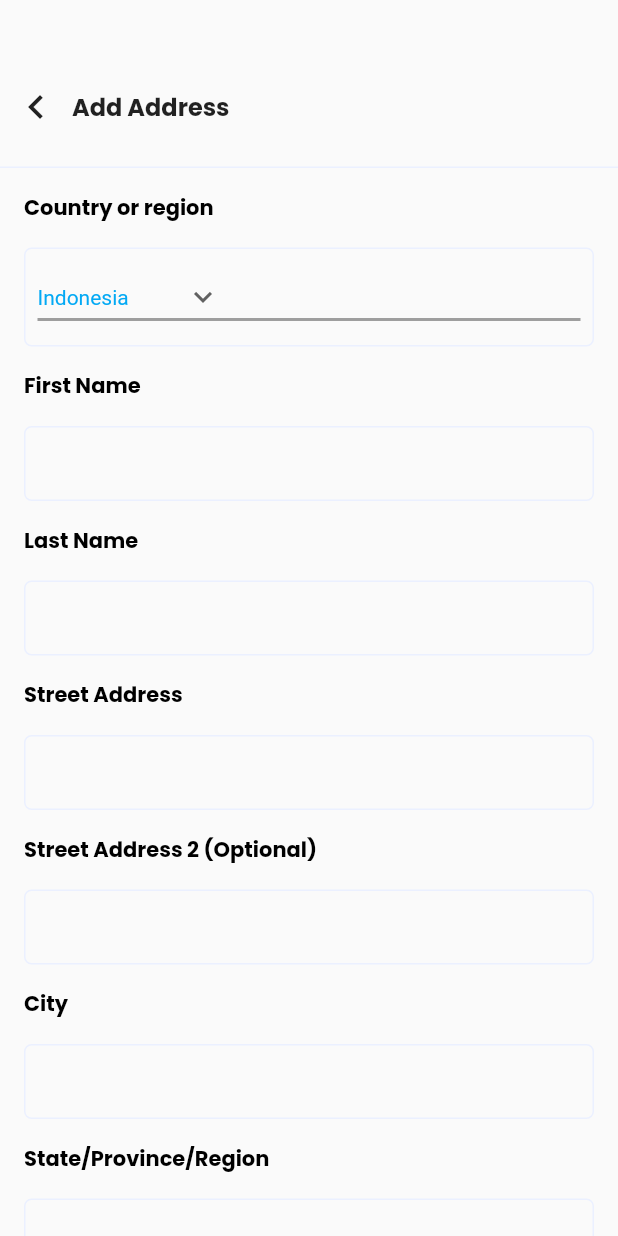
After one commit to aamaulana10/aressaCommerce, a Flutter app: the AddAddressView screen opened directly, on a phone screen of 412 x 824 dp. The commit adds this screen. Run offline on Flutter 3.47's test engine with Material 2 defaults, Android fonts, the light colour scheme and no system bars; our stand-ins replace flutter_rating_bar, shared_preferences; accounts and stored records are empty.

Commit message:
new addres

```diff
--- /dev/null
+++ b/lib/feature/account/view/adddressView/addAddressView.dart
@@ -0,0 +1,382 @@
+import 'package:aressa_commerce/util/config/color/colorConfig.dart';
+import 'package:flutter/cupertino.dart';
+import 'package:flutter/material.dart';
+
+class AddAddressView extends StatefulWidget {
+
+  @override
+  _AddAddressViewState createState() => _AddAddressViewState();
+}
+
+class _AddAddressViewState extends State<AddAddressView> {
+
+  String dropDownValue = "Indonesia";
+
+  Widget appBar() {
+
+    return Container(
+        height: 80,
+        child: Column(
+          children: [
+            Expanded(
+              child: Container(
+                padding: EdgeInsets.only(right: 16),
+                child: Row(
+                  children: [
+                    IconButton(
+                      onPressed: () => {Navigator.of(context).pop()},
+                      icon: Icon(Icons.chevron_left),
+                      iconSize: 32,
+                    ),
+                    Expanded(
+                      child: Text("Add Address", style: TextStyle(
+                        fontSize: 16,
+                        fontFamily: 'PoppinsBold',
+                      )),
+                    ),
+                  ],
+                ),
+              ),
+            ),
+            Container(
+              height: 1,
+              color: ColorConfig.borderColor,
+            )
+          ],
+        )
+    );
+  }
+
+  Widget content() {
+    return Container(
+      margin: EdgeInsets.only(top: 16, left: 16, right: 16),
+      child: Column(
+        crossAxisAlignment: CrossAxisAlignment.start,
+        children: [
+          Text("Country or region",
+            style: TextStyle(
+              color: Colors.black,
+              fontSize: 14,
+              fontFamily: 'PoppinsBold'
+            )),
+          Container(
+            margin: EdgeInsets.only(top: 16),
+            padding: EdgeInsets.all(8),
+            width: MediaQuery.of(context).size.width,
+            decoration: BoxDecoration(
+                borderRadius: BorderRadius.circular(5),
+                color: Colors.transparent,
+                border: Border.all(
+                  color: ColorConfig.borderColor,
+                )
+            ),
+            child: DropdownButton<String>(
+              value: dropDownValue,
+              icon: const Icon(Icons.keyboard_arrow_down),
+              iconSize: 24,
+              elevation: 16,
+              style: const TextStyle(color: Colors.lightBlue),
+              underline: Container(
+                height: 2,
+                color: Colors.grey,
+              ),
+              onChanged: (String newValue) {
+                setState(() {
+                  dropDownValue = newValue;
+                });
+              },
+              items: <String>['Indonesia', 'Turkey', 'Amerika Serikat']
+                  .map<DropdownMenuItem<String>>((String value) {
+                return DropdownMenuItem<String>(
+                  value: value,
+                  child: Text(value),
+                );
+              }).toList(),
+            ),
+          ),
+          Container(
+            margin: EdgeInsets.only(top: 16),
+            child: Text("First Name",
+                style: TextStyle(
+                  color: Colors.black,
+                  fontSize: 14,
+                  fontFamily: 'PoppinsBold',
+                )),
+          ),
+          Container(
+            height: 50,
+            margin: EdgeInsets.only(top: 16),
+            padding: EdgeInsets.all(8),
+            decoration: BoxDecoration(
+                borderRadius: BorderRadius.circular(5),
+                color: Colors.transparent,
+                border: Border.all(
+                  color: ColorConfig.borderColor,
+                )
+            ),
+            child: TextFormField(
+              decoration: InputDecoration(
+                  labelStyle: TextStyle(
+                      fontSize: 14,
+                      color: Colors.grey,
+                      fontFamily: 'PoppinsRegular'
+                  ),
+                  border: InputBorder.none),
+            ),
+          ),
+          Container(
+            margin: EdgeInsets.only(top: 16),
+            child: Text("Last Name",
+                style: TextStyle(
+                  color: Colors.black,
+                  fontSize: 14,
+                  fontFamily: 'PoppinsBold',
+                )),
+          ),
+          Container(
+            height: 50,
+            margin: EdgeInsets.only(top: 16),
+            padding: EdgeInsets.all(8),
+            decoration: BoxDecoration(
+                borderRadius: BorderRadius.circular(5),
+                color: Colors.transparent,
+                border: Border.all(
+                  color: ColorConfig.borderColor,
+                )
+            ),
+            child: TextFormField(
+              decoration: InputDecoration(
+                  labelStyle: TextStyle(
+                      fontSize: 14,
+                      color: Colors.grey,
+                      fontFamily: 'PoppinsRegular'
+                  ),
+                  border: InputBorder.none),
+            ),
+          ),
+          Container(
+            margin: EdgeInsets.only(top: 16),
+            child: Text("Street Address",
+                style: TextStyle(
+                  color: Colors.black,
+                  fontSize: 14,
+                  fontFamily: 'PoppinsBold',
+                )),
+          ),
+          Container(
+            height: 50,
+            margin: EdgeInsets.only(top: 16),
+            padding: EdgeInsets.all(8),
+            decoration: BoxDecoration(
+                borderRadius: BorderRadius.circular(5),
+                color: Colors.transparent,
+                border: Border.all(
+                  color: ColorConfig.borderColor,
+                )
+            ),
+            child: TextFormField(
+              decoration: InputDecoration(
+                  labelStyle: TextStyle(
+                      fontSize: 14,
+                      color: Colors.grey,
+                      fontFamily: 'PoppinsRegular'
+                  ),
+                  border: InputBorder.none),
+            ),
+          ),
+          Container(
+            margin: EdgeInsets.only(top: 16),
+            child: Text("Street Address 2 (Optional)",
+                style: TextStyle(
+                  color: Colors.black,
+                  fontSize: 14,
+                  fontFamily: 'PoppinsBold',
+                )),
+          ),
+          Container(
+            height: 50,
+            margin: EdgeInsets.only(top: 16),
+            padding: EdgeInsets.all(8),
+            decoration: BoxDecoration(
+                borderRadius: BorderRadius.circular(5),
+                color: Colors.transparent,
+                border: Border.all(
+                  color: ColorConfig.borderColor,
+                )
+            ),
+            child: TextFormField(
+              decoration: InputDecoration(
+                  labelStyle: TextStyle(
+                      fontSize: 14,
+                      color: Colors.grey,
+                      fontFamily: 'PoppinsRegular'
+                  ),
+                  border: InputBorder.none),
+            ),
+          ),
+          Container(
+            margin: EdgeInsets.only(top: 16),
+            child: Text("City",
+                style: TextStyle(
+                  color: Colors.black,
+                  fontSize: 14,
+                  fontFamily: 'PoppinsBold',
+                )),
+          ),
+          Container(
+            height: 50,
+            margin: EdgeInsets.only(top: 16),
+            padding: EdgeInsets.all(8),
+            decoration: BoxDecoration(
+                borderRadius: BorderRadius.circular(5),
+                color: Colors.transparent,
+                border: Border.all(
+                  color: ColorConfig.borderColor,
+                )
+            ),
+            child: TextFormField(
+              decoration: InputDecoration(
+                  labelStyle: TextStyle(
+                      fontSize: 14,
+                      color: Colors.grey,
+                      fontFamily: 'PoppinsRegular'
+                  ),
+                  border: InputBorder.none),
+            ),
+          ),
+          Container(
+            margin: EdgeInsets.only(top: 16),
+            child: Text("State/Province/Region",
+                style: TextStyle(
+                  color: Colors.black,
+                  fontSize: 14,
+                  fontFamily: 'PoppinsBold',
+                )),
+          ),
+          Container(
+            height: 50,
+            margin: EdgeInsets.only(top: 16),
+            padding: EdgeInsets.all(8),
+            decoration: BoxDecoration(
+                borderRadius: BorderRadius.circular(5),
+                color: Colors.transparent,
+                border: Border.all(
+                  color: ColorConfig.borderColor,
+                )
+            ),
+            child: TextFormField(
+              decoration: InputDecoration(
+                  labelStyle: TextStyle(
+                      fontSize: 14,
+                      color: Colors.grey,
+                      fontFamily: 'PoppinsRegular'
+                  ),
+                  border: InputBorder.none),
+            ),
+          ),
+          Container(
+            margin: EdgeInsets.only(top: 16),
+            child: Text("Zip Code",
+                style: TextStyle(
+                  color: Colors.black,
+                  fontSize: 14,
+                  fontFamily: 'PoppinsBold',
+                )),
+          ),
+          Container(
+            height: 50,
+            margin: EdgeInsets.only(top: 16),
+            padding: EdgeInsets.all(8),
+            decoration: BoxDecoration(
+                borderRadius: BorderRadius.circular(5),
+                color: Colors.transparent,
+                border: Border.all(
+                  color: ColorConfig.borderColor,
+                )
+            ),
+            child: TextFormField(
+              decoration: InputDecoration(
+                  labelStyle: TextStyle(
+                      fontSize: 14,
+                      color: Colors.grey,
+                      fontFamily: 'PoppinsRegular'
+                  ),
+                  border: InputBorder.none),
+            ),
+          ),
+          Container(
+            margin: EdgeInsets.only(top: 16),
+            child: Text("Phone Number",
+                style: TextStyle(
+                  color: Colors.black,
+                  fontSize: 14,
+                  fontFamily: 'PoppinsBold',
+                )),
+          ),
+          Container(
+            height: 50,
+            margin: EdgeInsets.only(top: 16),
+            padding: EdgeInsets.all(8),
+            decoration: BoxDecoration(
+                borderRadius: BorderRadius.circular(5),
+                color: Colors.transparent,
+                border: Border.all(
+                  color: ColorConfig.borderColor,
+                )
+            ),
+            child: TextFormField(
+              decoration: InputDecoration(
+                  labelStyle: TextStyle(
+                      fontSize: 14,
+                      color: Colors.grey,
+                      fontFamily: 'PoppinsRegular'
+                  ),
+                  border: InputBorder.none),
+            ),
+          ),
+        ],
+      ),
+    );
+  }
+
+  Widget saveButton() {
+    return Container(
+        margin: EdgeInsets.all(16),
+        child: InkWell(
+                  onTap: () => {},
+                  child: Container(
+                    height: 57,
+                    decoration: BoxDecoration(
+                        color: Colors.lightBlue,
+                        borderRadius: BorderRadius.circular(8)
+                    ),
+                    child: Center(
+                      child: Text("Add Address",
+                        style: TextStyle(
+                          color: Colors.white,
+                          fontSize: 14,
+                          fontFamily: 'PoppinsBold',
+                        ),
+                      ),
+                    ),
+                  ),
+                ));
+  }
+
+  @override
+  Widget build(BuildContext context) {
+    return Scaffold(
+        body: Container(
+          padding: EdgeInsets.only(top: 32),
+          child: SingleChildScrollView(
+            child: Column(
+              children: [
+                appBar(),
+                content(),
+                saveButton()
+              ],
+            ),
+          ),
+        ));
+  }
+}
--- a/lib/feature/account/view/adddressView/addressView.dart
+++ b/lib/feature/account/view/adddressView/addressView.dart
@@ -1,3 +1,5 @@
+import 'package:aressa_commerce/feature/account/view/adddressView/addAddressView.dart';
+import 'package:aressa_commerce/util/config/color/colorConfig.dart';
 import 'package:flutter/cupertino.dart';
 import 'package:flutter/material.dart';
 
@@ -9,10 +11,14 @@ class AddressView extends StatefulWidget {
 
 class _AddressViewState extends State<AddressView> {
 
+  void gotoAddAddress() {
+    Navigator.of(context).push(MaterialPageRoute(builder: (context) => AddAddressView()));
+  }
+
   Widget appBar() {
+
     return Container(
-        height: 60,
-        margin: EdgeInsets.only(top: 16),
+        height: 80,
         child: Column(
           children: [
             Expanded(
@@ -25,18 +31,19 @@ class _AddressViewState extends State<AddressView> {
                       icon: Icon(Icons.chevron_left),
                       iconSize: 32,
                     ),
-                    Text("Address", style: TextStyle(
+                    Expanded(
+                      child: Text("Address", style: TextStyle(
                         fontSize: 16,
-                      color: Colors.black,
                         fontFamily: 'PoppinsBold',
                       )),
+                    ),
                   ],
                 ),
               ),
             ),
             Container(
               height: 1,
-              color: Colors.grey,
+              color: ColorConfig.borderColor,
             )
           ],
         )
@@ -55,7 +62,7 @@ class _AddressViewState extends State<AddressView> {
                 borderRadius: BorderRadius.circular(5),
                 color: Colors.transparent,
                 border: Border.all(
-                  color: Colors.grey,
+                  color: ColorConfig.borderColor,
                 )),
             child: Column(
               crossAxisAlignment: CrossAxisAlignment.start,
@@ -129,7 +136,7 @@ class _AddressViewState extends State<AddressView> {
                 borderRadius: BorderRadius.circular(5),
                 color: Colors.transparent,
                 border: Border.all(
-                  color: Colors.grey,
+                  color: ColorConfig.borderColor,
                 )),
             child: Column(
               crossAxisAlignment: CrossAxisAlignment.start,
@@ -200,10 +207,39 @@ class _AddressViewState extends State<AddressView> {
     );
   }
 
+  Widget addAddressButton() {
+    return Container(
+      child: Material(
+        color: Colors.transparent,
+        child: InkWell(
+          onTap: () => {this.gotoAddAddress()},
+          child: Container(
+            margin: EdgeInsets.all(16),
+            alignment: Alignment.center,
+            height: 57,
+            decoration: BoxDecoration(
+                color: Colors.lightBlue,
+                borderRadius: BorderRadius.circular(5)
+            ),
+            child: Text("Add Address", style: TextStyle(
+              fontSize: 14,
+              color: Colors.white,
+              fontFamily: 'PoppinsBold',
+            ),),
+          ),
+        ),
+      ),
+    );
+  }
+
   @override
   Widget build(BuildContext context) {
     return Scaffold(
         body: Container(
+          padding: EdgeInsets.only(top: 32),
+          child: Column(
+            children: [
+              Expanded(
                 child: SingleChildScrollView(
                   child: Column(
                     children: [
@@ -212,6 +248,10 @@ class _AddressViewState extends State<AddressView> {
                     ],
                   ),
                 ),
+              ),
+              addAddressButton()
+            ],
+          ),
         ));
   }
 }
--- a/lib/util/config/color/colorConfig.dart
+++ b/lib/util/config/color/colorConfig.dart
@@ -1,7 +1,6 @@
 import 'dart:ui';
 
 class ColorConfig {
-
   static Color borderColor = Color(0XFFEBF0FF);
   static Color bluePrimary = Color(0XFF40BFFF);
   static Color textColorBold1 = Color(0XFF223263);
```
Also changed, not shown: lib/feature/account/view/profileView/inputGenderView.dart (+0 -28 lines). Lines whose indentation alone changed are shown as unchanged.
